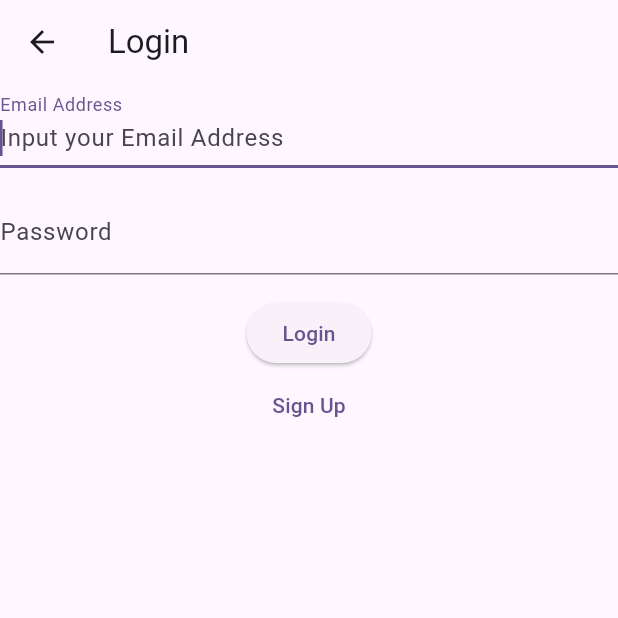
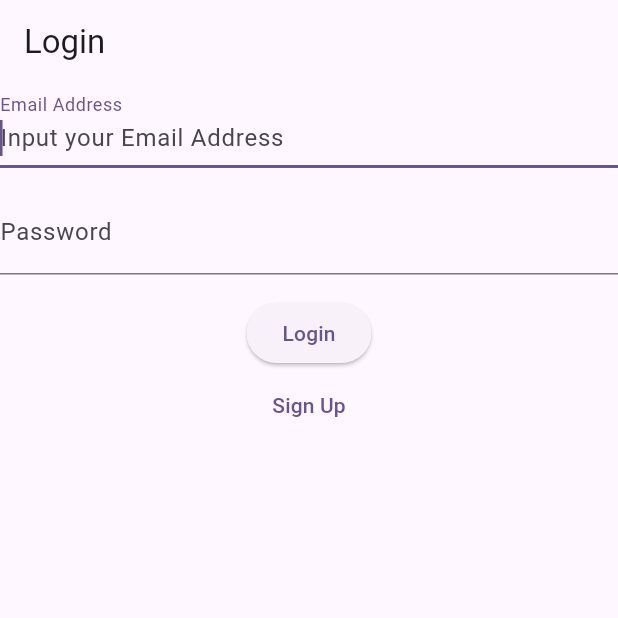
Before and after one commit to LiberaAnima/libera_flutter, a Flutter app: the screen it shows once a user with an empty profile is signed in, after a tap on "Log Out", on a phone screen of 412 x 824 dp, the top half of it. Run offline on Flutter 3.47's test engine with Material 3 defaults, Android fonts, the phone set to English and light mode, and no system bars; our stand-ins replace firebase_auth, firebase_core; accounts and stored records are empty; network calls fail.

```diff
--- a/lib/screen/login_page.dart
+++ b/lib/screen/login_page.dart
@@ -20,6 +20,7 @@ class _LoginPageState extends State<LoginPage> {
     return Scaffold(
       appBar: AppBar(
         title: const Text("Login"),
+        automaticallyImplyLeading: false,
       ),
       body: Center(
         key: _key,
@@ -92,7 +93,7 @@ class _LoginPageState extends State<LoginPage> {
                 email: _emailController.text,
                 password: _passwordController.text,
               )
-              .then((_) => Navigator.pushNamed(context, '/'));
+              .then((_) => Navigator.pushReplacementNamed(context, '/'));
         } on FirebaseAuthException catch (e) {
           if (e.code == 'user-not-found') {
             debugPrint('No user found for that email');
--- a/lib/screen/main_page.dart
+++ b/lib/screen/main_page.dart
@@ -1,5 +1,6 @@
 import 'package:firebase_auth/firebase_auth.dart';
 import 'package:flutter/material.dart';
+import 'package:libera_flutter/screen/login_page.dart';
 
 class MainPage extends StatefulWidget {
   const MainPage({Key? key}) : super(key: key);
@@ -16,6 +17,7 @@ class _MainPagePageState extends State<MainPage> {
     return Scaffold(
       appBar: AppBar(
         title: Text("メイン画面"),
+        automaticallyImplyLeading: false,
       ),
       body: Container(
         decoration: const BoxDecoration(
@@ -36,7 +38,11 @@ class _MainPagePageState extends State<MainPage> {
               ElevatedButton(
                 onPressed: () async => await _auth
                     .signOut()
-                    .then((_) => Navigator.pushNamed(context, "/logIn")),
+                    .then((_) => Navigator.pushAndRemoveUntil(
+                          context,
+                          MaterialPageRoute(builder: (context) => LoginPage()),
+                          (Route<dynamic> route) => false,
+                        )),
                 child: Text("Log Out"),
               ),
               ElevatedButton(
```
